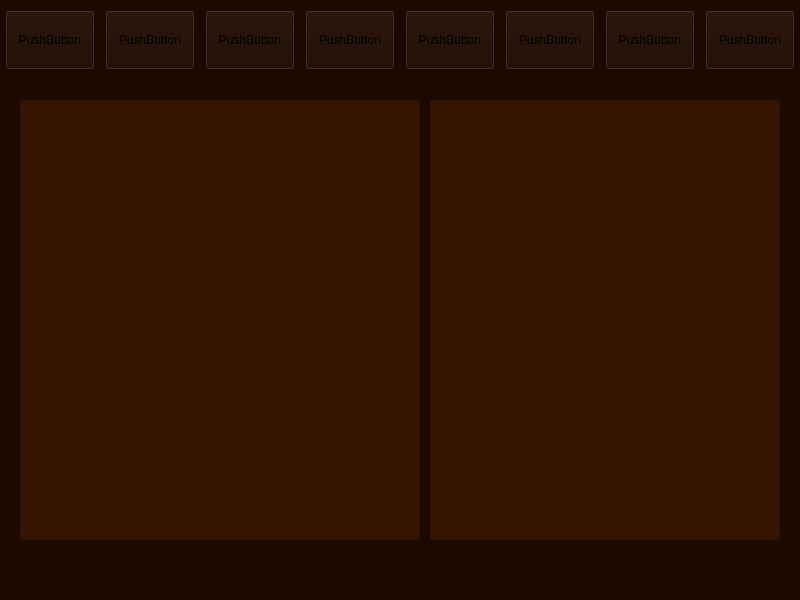
The window that project/pyqt5-designer/main.ui (tom-alexa/Todo-list) describes before a commit, drawn with Qt 5.
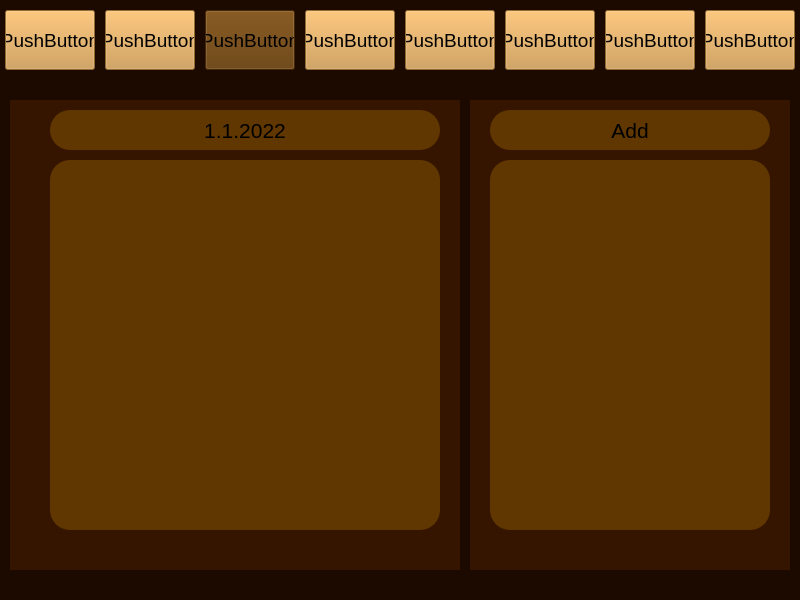
The same window after the commit.

Patch:
```diff
--- a/project/pyqt5-designer/main.ui
+++ b/project/pyqt5-designer/main.ui
@@ -44,6 +44,14 @@
        <height>60</height>
       </rect>
      </property>
+     <property name="font">
+      <font>
+       <pointsize>14</pointsize>
+      </font>
+     </property>
+     <property name="styleSheet">
+      <string notr="true">background-color: rgb(204, 149, 68);</string>
+     </property>
      <property name="text">
       <string>PushButton</string>
      </property>
@@ -57,6 +65,14 @@
        <height>60</height>
       </rect>
      </property>
+     <property name="font">
+      <font>
+       <pointsize>14</pointsize>
+      </font>
+     </property>
+     <property name="styleSheet">
+      <string notr="true">background-color: rgb(204, 149, 68);</string>
+     </property>
      <property name="text">
       <string>PushButton</string>
      </property>
@@ -70,6 +86,14 @@
        <height>60</height>
       </rect>
      </property>
+     <property name="font">
+      <font>
+       <pointsize>14</pointsize>
+      </font>
+     </property>
+     <property name="styleSheet">
+      <string notr="true">background-color: rgb(96, 54, 1);</string>
+     </property>
      <property name="text">
       <string>PushButton</string>
      </property>
@@ -83,6 +107,14 @@
        <height>60</height>
       </rect>
      </property>
+     <property name="font">
+      <font>
+       <pointsize>14</pointsize>
+      </font>
+     </property>
+     <property name="styleSheet">
+      <string notr="true">background-color: rgb(204, 149, 68);</string>
+     </property>
      <property name="text">
       <string>PushButton</string>
      </property>
@@ -96,6 +128,14 @@
        <height>60</height>
       </rect>
      </property>
+     <property name="font">
+      <font>
+       <pointsize>14</pointsize>
+      </font>
+     </property>
+     <property name="styleSheet">
+      <string notr="true">background-color: rgb(204, 149, 68);</string>
+     </property>
      <property name="text">
       <string>PushButton</string>
      </property>
@@ -109,6 +149,14 @@
        <height>60</height>
       </rect>
      </property>
+     <property name="font">
+      <font>
+       <pointsize>14</pointsize>
+      </font>
+     </property>
+     <property name="styleSheet">
+      <string notr="true">background-color: rgb(204, 149, 68);</string>
+     </property>
      <property name="text">
       <string>PushButton</string>
      </property>
@@ -122,8 +170,13 @@
        <height>60</height>
       </rect>
      </property>
+     <property name="font">
+      <font>
+       <pointsize>14</pointsize>
+      </font>
+     </property>
      <property name="styleSheet">
-      <string notr="true"/>
+      <string notr="true">background-color: rgb(204, 149, 68);</string>
      </property>
      <property name="text">
       <string>PushButton</string>
@@ -138,36 +191,128 @@
        <height>60</height>
       </rect>
      </property>
+     <property name="font">
+      <font>
+       <pointsize>14</pointsize>
+      </font>
+     </property>
+     <property name="styleSheet">
+      <string notr="true">background-color: rgb(204, 149, 68);</string>
+     </property>
      <property name="text">
       <string>PushButton</string>
      </property>
     </widget>
    </widget>
-   <widget class="QListWidget" name="listWidget">
+   <widget class="QWidget" name="widget" native="true">
     <property name="geometry">
      <rect>
-      <x>20</x>
+      <x>10</x>
       <y>100</y>
-      <width>400</width>
-      <height>440</height>
+      <width>450</width>
+      <height>470</height>
      </rect>
     </property>
     <property name="styleSheet">
      <string notr="true">background-color: rgb(54, 21, 0);</string>
     </property>
+    <widget class="QLabel" name="label">
+     <property name="geometry">
+      <rect>
+       <x>40</x>
+       <y>10</y>
+       <width>390</width>
+       <height>40</height>
+      </rect>
+     </property>
+     <property name="font">
+      <font>
+       <pointsize>16</pointsize>
+      </font>
+     </property>
+     <property name="cursor">
+      <cursorShape>ArrowCursor</cursorShape>
+     </property>
+     <property name="styleSheet">
+      <string notr="true">background-color: rgb(96, 54, 1);
+border-radius: 20px;</string>
+     </property>
+     <property name="text">
+      <string>1.1.2022</string>
+     </property>
+     <property name="alignment">
+      <set>Qt::AlignCenter</set>
+     </property>
+    </widget>
+    <widget class="QListWidget" name="listWidget">
+     <property name="geometry">
+      <rect>
+       <x>40</x>
+       <y>60</y>
+       <width>390</width>
+       <height>370</height>
+      </rect>
+     </property>
+     <property name="styleSheet">
+      <string notr="true">background-color: rgb(96, 54, 1);
+border-radius: 20px;</string>
+     </property>
+    </widget>
    </widget>
-   <widget class="QListWidget" name="listWidget_2">
+   <widget class="QWidget" name="widget_2" native="true">
     <property name="geometry">
      <rect>
-      <x>430</x>
+      <x>470</x>
       <y>100</y>
-      <width>350</width>
-      <height>440</height>
+      <width>320</width>
+      <height>470</height>
      </rect>
     </property>
     <property name="styleSheet">
      <string notr="true">background-color: rgb(54, 21, 0);</string>
     </property>
+    <widget class="QListWidget" name="listWidget_2">
+     <property name="geometry">
+      <rect>
+       <x>20</x>
+       <y>60</y>
+       <width>280</width>
+       <height>370</height>
+      </rect>
+     </property>
+     <property name="styleSheet">
+      <string notr="true">background-color: rgb(96, 54, 1);
+border-radius: 20px;</string>
+     </property>
+    </widget>
+    <widget class="QLabel" name="label_2">
+     <property name="geometry">
+      <rect>
+       <x>20</x>
+       <y>10</y>
+       <width>280</width>
+       <height>40</height>
+      </rect>
+     </property>
+     <property name="font">
+      <font>
+       <pointsize>16</pointsize>
+      </font>
+     </property>
+     <property name="cursor">
+      <cursorShape>ArrowCursor</cursorShape>
+     </property>
+     <property name="styleSheet">
+      <string notr="true">background-color: rgb(96, 54, 1);
+border-radius: 20px;</string>
+     </property>
+     <property name="text">
+      <string>Add</string>
+     </property>
+     <property name="alignment">
+      <set>Qt::AlignCenter</set>
+     </property>
+    </widget>
    </widget>
   </widget>
   <widget class="QMenuBar" name="menubar">
```
Left out of the diff: 3 changed lines with no effect on the pictures.
